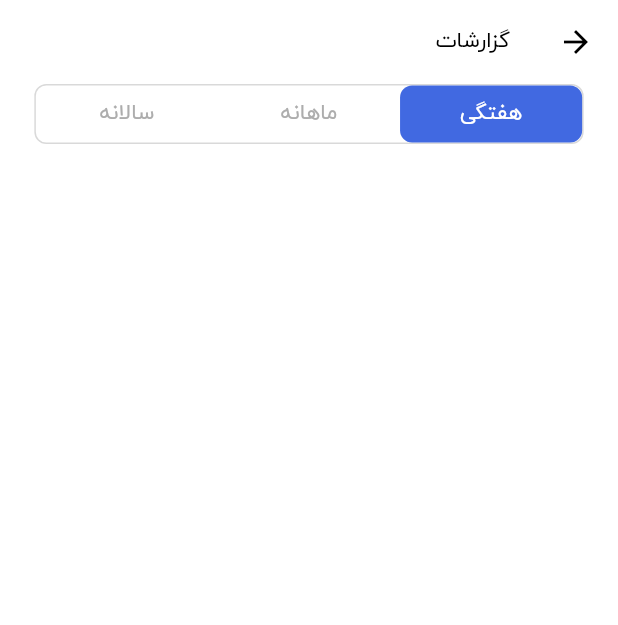
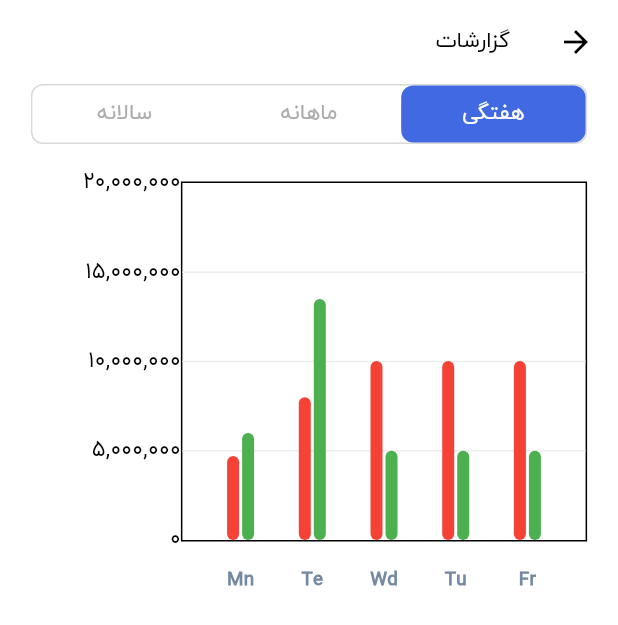
Before and after one commit to RezaNazari051/Chortkeh, a Flutter app: the ReportScreen screen opened directly, on a phone screen of 412 x 824 dp. Shown: the top 625 px of the screen. Run offline on Flutter 3.47's test engine with Material 3 defaults, Android fonts, the phone set to English and light mode, and no system bars; drawn by our look-alikes of fl_chart; our stand-ins replace animate_do, bloc, equatable, flutter_bloc, flutter_screenutil, flutter_svg and 10 more; missing offline and left inert: ir_datetime_picker, tutorial_coach_mark; accounts and stored records are empty.

Commit message:
add basic bar chart for report screen

```diff
--- /dev/null
+++ b/lib/core/widgets/tab_bar_widget.dart
@@ -0,0 +1,64 @@
+import 'package:flutter/material.dart';
+
+import '../../config/theme/app_color.dart';
+
+
+
+class ChrotkehTabBarWidget extends StatelessWidget {
+  const ChrotkehTabBarWidget({
+    super.key,
+    required this.tabLabes,
+    required this.onTap, required this.state,
+  });
+  final Function(int index) onTap;
+  final int state;
+  final List<String> tabLabes;
+
+  @override
+  Widget build(BuildContext context) {
+    return Container(
+      width: double.infinity,
+      height: 40,
+      decoration: BoxDecoration(
+          borderRadius: BorderRadius.circular(8),
+          border: Border.all(color: AppColor.lightGrayColor, width: 1)),
+      child: LayoutBuilder(
+        builder: (context, constraints) {
+          return Row(
+              children: List.generate(
+            tabLabes.length,
+            (index) =>_getTap(context, index, tabLabes[index], onTap)
+
+
+          ));
+        },
+      ),
+    );
+  }
+  Widget _getTap(
+    BuildContext context,
+    int index,
+    String lable,
+    Function(int index) onTap,
+  ){
+    return  Expanded(
+      child: GestureDetector(
+        onTap: () => onTap(index),
+        child: Container(
+          height: 40,
+          decoration: BoxDecoration(
+              color: index == state ? AppColor.primaryColor : null,
+              borderRadius: BorderRadius.circular(8)),
+          child: Center(
+              child: Text(
+            lable,
+            style: Theme.of(context).textTheme.bodyMedium!.apply(
+                  color:
+                      state == index ? Colors.white : const Color(0xffADADAD),
+                ),
+          )),
+        ),
+      ),
+    );
+  }
+}
--- a/lib/features/reports/presentation/screens/report_screen.dart
+++ b/lib/features/reports/presentation/screens/report_screen.dart
@@ -1,8 +1,12 @@
 import 'package:chortkeh/config/theme/app_color.dart';
+import 'package:chortkeh/core/utils/extensions.dart';
 import 'package:chortkeh/features/peleh_peleh/presentation/blocs/cubit/cubit/change_tabbar_index_cubit.dart';
+import 'package:fl_chart/fl_chart.dart';
 import 'package:flutter/material.dart';
 import 'package:flutter_bloc/flutter_bloc.dart';
-import 'package:flutter_screenutil/flutter_screenutil.dart';
+import 'package:gap/gap.dart';
+
+import '../../../../core/widgets/tab_bar_widget.dart';
 
 class ReportScreen extends StatefulWidget {
   const ReportScreen({super.key});
@@ -24,7 +28,12 @@ class _ReportScreenState extends State<ReportScreen> {
             'گزارشات',
           ),
         ),
-        body: Column(
+        body: LayoutBuilder(
+            builder: (BuildContext context, BoxConstraints constraints) {
+          return Padding(
+            padding:
+                EdgeInsets.symmetric(horizontal: constraints.maxWidth * 0.05),
+            child: Column(
               children: [
                 BlocBuilder<ChangeTabbarIndexCubit, int>(
                   builder: (context, state) {
@@ -37,69 +46,104 @@ class _ReportScreenState extends State<ReportScreen> {
                     );
                   },
                 ),
+                const Gap(25),
+                SizedBox(
+                  width: double.infinity,
+                  height: 280,
+                  child: BarChart(
+                    BarChartData(
+                        borderData: FlBorderData(show: true),
+                        maxY: 20000000,
+                        barGroups: [
+                          BarChartGroupData(x: 0, barRods: [
+                            BarChartRodData(toY: 4700000, color: Colors.red),
+                            BarChartRodData(toY: 6000000, color: Colors.green)
+                          ]),
+                          BarChartGroupData(x: 1, barRods: [
+                            BarChartRodData(toY: 8000000, color: Colors.red),
+                            BarChartRodData(toY: 13500000, color: Colors.green)
+                          ]),
+                          BarChartGroupData(x: 2, barRods: [
+                            BarChartRodData(toY: 10025000, color: Colors.red),
+                            BarChartRodData(toY: 5000000, color: Colors.green)
+                          ]),
+                          BarChartGroupData(x: 3, barRods: [
+                            BarChartRodData(toY: 10025000, color: Colors.red),
+                            BarChartRodData(toY: 5000000, color: Colors.green)
+                          ]),
+                          BarChartGroupData(x: 4, barRods: [
+                            BarChartRodData(toY: 10025000, color: Colors.red),
+                            BarChartRodData(toY: 5000000, color: Colors.green)
+                          ]),
+                        ],
+                        titlesData: FlTitlesData(
+                          rightTitles: const AxisTitles(),
+                          topTitles: const AxisTitles(),
+                          leftTitles: AxisTitles(
+                            sideTitles: SideTitles(
+                              showTitles: true,
+                              getTitlesWidget: (value, meta) {
+                                return Text(value.toStringAsFixed(0).toCurrencyFormat(),
+                                    style: TextStyle(color: Colors.black));
+                              },
+                              reservedSize: 100,
+                            ),
+                          ),
+                          bottomTitles: AxisTitles(
+                            sideTitles: SideTitles(
+                                showTitles: true,
+                                reservedSize: 40,
+                                getTitlesWidget: bottomTitles),
+                          ),
+                        ),
+                        gridData: FlGridData(
+                          drawVerticalLine: false,
+                          getDrawingHorizontalLine: (value) =>
+                              const FlLine(color: AppColor.cardBorderGrayColor,strokeWidth: 1),
+                        )),
+                  ),
+                )
               ],
             ),
+          );
+        }),
       ),
     );
   }
+
+  Widget bottomTitles(double value, TitleMeta meta) {
+    final titles = <String>['Mn', 'Te', 'Wd', 'Tu', 'Fr', 'St', 'Su'];
+
+    final Widget text = Text(
+      titles[value.toInt()],
+      style: const TextStyle(
+        color: Color(0xff7589a2),
+        fontWeight: FontWeight.bold,
+        fontSize: 14,
+      ),
+    );
+
+    return SideTitleWidget(
+      axisSide: meta.axisSide,
+      space: 16, //margin top
+      child: text,
+    );
   }
 
-class ChrotkehTabBarWidget extends StatelessWidget {
-  const ChrotkehTabBarWidget({
-    super.key,
-    required this.tabLabes,
-    required this.onTap, required this.state,
-  });
-  final Function(int index) onTap;
-  final int state;
-  final List<String> tabLabes;
-
-  @override
-  Widget build(BuildContext context) {
-    return Container(
-      margin: EdgeInsets.symmetric(horizontal: 20.w),
-      width: double.infinity,
-      height: 40,
-      decoration: BoxDecoration(
-          borderRadius: BorderRadius.circular(8),
-          border: Border.all(color: AppColor.lightGrayColor, width: 1)),
-      child: LayoutBuilder(
-        builder: (context, constraints) {
-          return Row(
-              children: List.generate(
-            tabLabes.length,
-            (index) =>_getTap(context, index, tabLabes[index], onTap)
-
-
-          ));
-        },
+  Widget rightTitles(double value, TitleMeta meta) {
+    final Widget text = Text(
+      value.toStringAsFixed(0).toCurrencyFormat(),
+      style: const TextStyle(
+        color: Colors.black,
+        fontWeight: FontWeight.bold,
+        fontSize: 14,
       ),
     );
-  }
-  Widget _getTap(
-    BuildContext context,
-    int index,
-    String lable,
-    Function(int index) onTap,
-  ){
-    return  Expanded(
-      child: GestureDetector(
-        onTap: () => onTap(index),
-        child: Container(
-          height: 40,
-          decoration: BoxDecoration(
-              color: index == state ? AppColor.primaryColor : null,
-              borderRadius: BorderRadius.circular(8)),
-          child: Center(
-              child: Text(
-            lable,
-            style: Theme.of(context).textTheme.bodyMedium!.apply(
-                  color:
-                      state == index ? Colors.white : const Color(0xffADADAD),
-                ),
-          )),
-        ),
-      ),
+
+    return SideTitleWidget(
+      axisSide: meta.axisSide,
+      space: 16, //margin top
+      child: text,
     );
   }
 }
--- a/lib/features/transaction/presentation/screens/add_transaction_screen.dart
+++ b/lib/features/transaction/presentation/screens/add_transaction_screen.dart
@@ -7,7 +7,6 @@ import 'package:chortkeh/features/home/presentation/bloc/recent_transactions_blo
 import 'package:chortkeh/features/home/presentation/screens/home_screen.dart';
 import 'package:chortkeh/features/home/presentation/widgets/channel_list_bottom_sheet.dart';
 import 'package:chortkeh/features/peleh_peleh/presentation/blocs/cubit/cubit/change_tabbar_index_cubit.dart';
-import 'package:chortkeh/features/reports/presentation/screens/report_screen.dart';
 import 'package:chortkeh/features/transaction/data/models/transaction_model.dart';
 import 'package:chortkeh/features/transaction/presentation/bloc/transaction_form_bloc/bloc/add_transaction_status.dart';
 import 'package:chortkeh/features/transaction/presentation/bloc/transaction_form_bloc/bloc/transaction_form_bloc.dart';
@@ -16,6 +15,7 @@ import 'package:flutter_bloc/flutter_bloc.dart';
 import 'package:flutter_svg/svg.dart';
 import 'package:gap/gap.dart';
 import '../../../../core/utils/constants.dart';
+import '../../../../core/widgets/tab_bar_widget.dart';
 import '../widgets/select_date_and_time_bottom_sheet.dart';
 import '../widgets/select_transaction_bottom_sheet.dart';
 
--- a/lib/main.dart
+++ b/lib/main.dart
@@ -12,6 +12,7 @@ import 'package:flutter_screenutil/flutter_screenutil.dart';
 import 'package:flutter_bloc/flutter_bloc.dart';
 
 import 'core/bloc/bottom_navbar_cubit/bottom_navbar_cubit.dart';
+import 'core/screens/main_wrapper.dart';
 import 'features/intro/presentation/screens/splash_screen.dart';
 
 
@@ -59,8 +60,8 @@ class MyApp extends StatelessWidget {
         theme: AppTheme.lightTheme(),
         themeMode: ThemeMode.light,
         routes: routeMethod(),
-        initialRoute: SplashScreen.routeName,
-        // initialRoute: MainWrapper.routeName,
+        // initialRoute: SplashScreen.routeName,
+        initialRoute: MainWrapper.routeName,
         builder: (context, child) {
           return LayoutBuilder(
             builder: (context, constraints) {
--- a/pubspec.yaml
+++ b/pubspec.yaml
@@ -55,7 +55,6 @@ dependencies:
   hive: ^2.2.3
   hive_flutter: ^1.1.0
   uuid: ^4.4.2
-  persian_datetime_picker: ^2.7.0
   ir_datetime_picker: ^4.1.4
 
 #  easy_pie_chart: ^1.0.0
```
Also changed, not shown: lib/features/peleh_peleh/presentation/screens/peleh_screen.dart (+81 -80 lines), pubspec.lock. Lines whose indentation alone changed are shown as unchanged.
